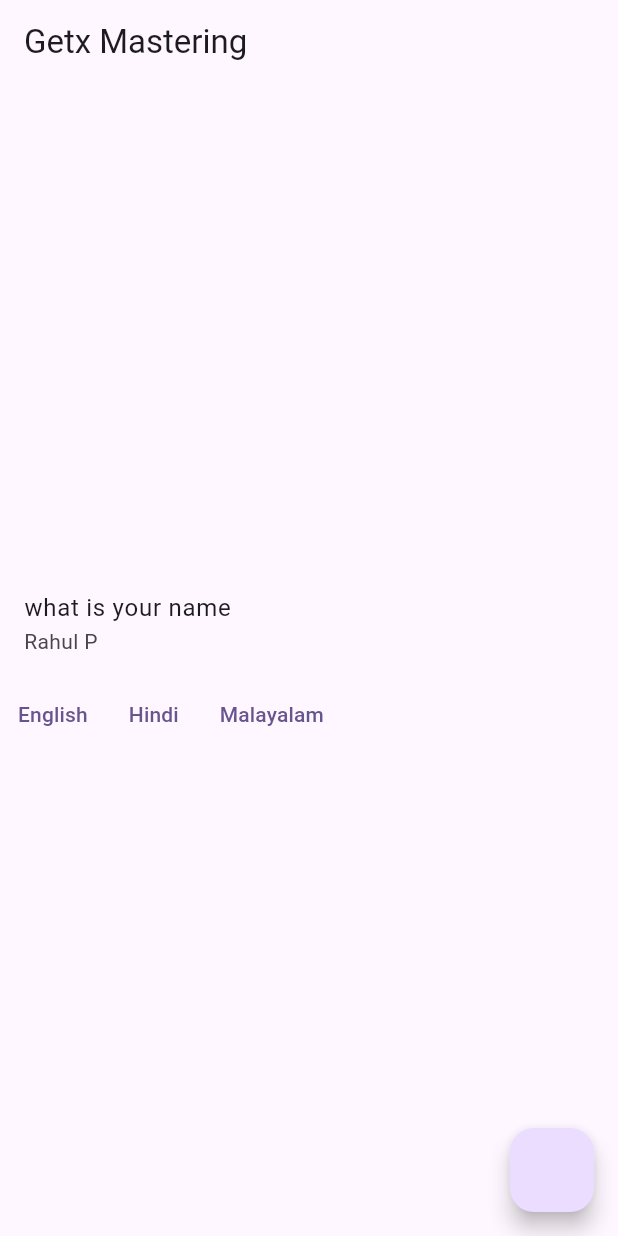
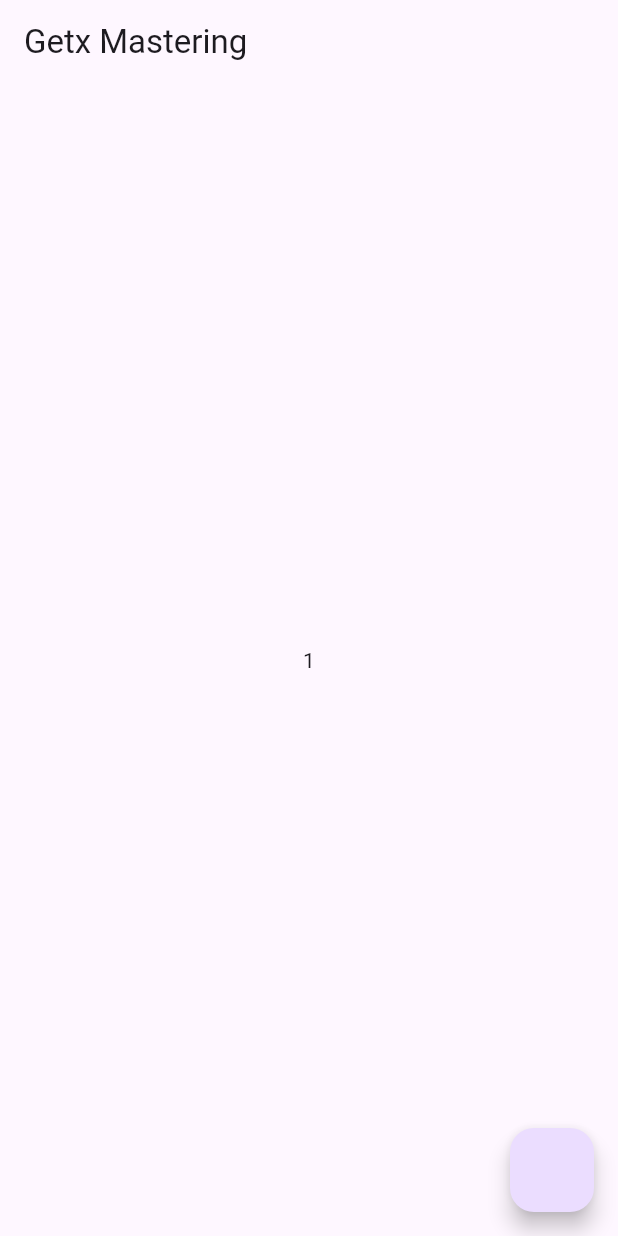
Before and after one commit to 9xRahul/getx_mastering, a Flutter app: the screen it shows after launch, on a phone screen of 412 x 824 dp. Run offline on Flutter 3.47's test engine with Material 3 defaults, Android fonts, the phone set to English and light mode, and no system bars; our stand-ins replace get.

Commit message:
State management with getx - counter

```diff
--- /dev/null
+++ b/lib/counter_controller.dart
@@ -0,0 +1,10 @@
+import 'package:get/get.dart';
+
+class CounterController extends GetxController {
+  RxInt counter = 1.obs;
+
+  void incrementCounter() {
+    counter.value++;
+
+  }
+}
--- a/lib/home_screen.dart
+++ b/lib/home_screen.dart
@@ -1,6 +1,6 @@
 import 'package:flutter/material.dart';
 import 'package:get/get.dart';
-import 'package:learning_getx/screen_one.dart';
+import 'package:learning_getx/counter_controller.dart';
 
 class HomeScreen extends StatefulWidget {
   const HomeScreen({super.key});
@@ -10,48 +10,20 @@ class HomeScreen extends StatefulWidget {
 }
 
 class _HomeScreenState extends State<HomeScreen> {
+  final CounterController controller = Get.put(CounterController());
+
   @override
   Widget build(BuildContext context) {
     return Scaffold(
       appBar: AppBar(title: Text("Getx Mastering")),
-
-      body: Column(
-        mainAxisAlignment: .center,
-        crossAxisAlignment: .center,
-        children: [
-          ListTile(title: Text('message'.tr), subtitle: Text("name".tr)),
-
-          Row(
-            children: [
-              TextButton(
-                onPressed: () {
-                  Get.updateLocale(Locale('en', 'US'));
-                },
-                child: Text("English"),
-              ),
-              TextButton(
-                onPressed: () {
-                  Get.updateLocale(Locale('hi', 'IN'));
-                },
-                child: Text("Hindi"),
-              ),
-              TextButton(
-                onPressed: () {
-                  Get.updateLocale(Locale('ml', 'IN'));
-                },
-                child: Text("Malayalam"),
-              ),
-            ],
-          ),
-        ],
+      body: Center(
+        child: Obx(() {
+          return Text(controller.counter.toString());
+        }),
       ),
       floatingActionButton: FloatingActionButton(
         onPressed: () {
-          Get.snackbar(
-            "GetX",
-            "Your have taken the first step",
-            isDismissible: true,
-          );
+          controller.incrementCounter();
         },
       ),
     );
--- a/lib/languages.dart
+++ /dev/null
@@ -1,11 +0,0 @@
-import 'package:get/get_navigation/src/root/internacionalization.dart';
-
-class Languages extends Translations {
-  @override
-  // TODO: implement keys
-  Map<String, Map<String, String>> get keys => {
-    'en_US': {'message': "what is your name", 'name': "Rahul P"},
-    'hi_IN': {'message': "आपका क्या नाम है?", 'name': "राहुल"},
-    'ml_IN': {'message': "എന്താണ് നിന്റെ പേര്?", 'name': "രാഹുൽ"},
-  };
-}
--- a/lib/main.dart
+++ b/lib/main.dart
@@ -2,9 +2,6 @@ import 'package:flutter/material.dart';
 import 'package:get/get.dart';
 
 import 'package:learning_getx/home_screen.dart';
-import 'package:learning_getx/languages.dart';
-import 'package:learning_getx/screen_one.dart';
-import 'package:learning_getx/screen_two.dart';
 
 void main() {
   runApp(const MyApp());
@@ -19,18 +16,9 @@ class MyApp extends StatelessWidget {
     return GetMaterialApp(
       debugShowCheckedModeBanner: false,
       title: 'Flutter Demo',
-      locale: Locale('en', 'US'),
-      fallbackLocale: Locale('en', 'US'),
-      translations: Languages(),
+
       theme: ThemeData(colorScheme: .fromSeed(seedColor: Colors.deepPurple)),
       home: const HomeScreen(),
-      // getPages: [
-      //   GetPage(name: '/', page: () => HomeScreen()),
-
-      //   GetPage(name: '/ScreenOne', page: () => ScreenOne()),
-
-      //   GetPage(name: '/ScreenTwo', page: () => ScreenTwo()),
-      // ],
     );
   }
 }
```
Also changed, not shown: lib/screen_one.dart (deleted, +0 -34 lines), lib/screen_two.dart (deleted, +0 -32 lines).
